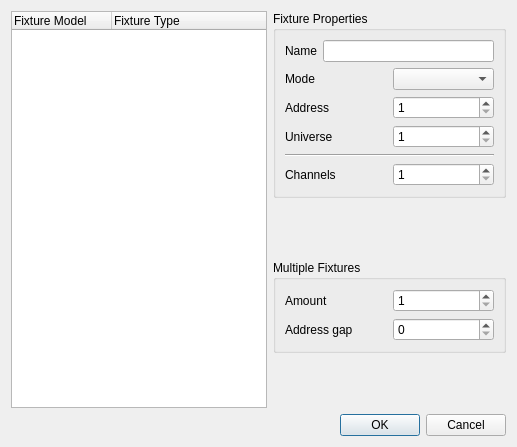
The window that branches/qt4/main/src/addfixture.ui (Bondzio/qlc) describes before a commit, drawn with Qt 5.
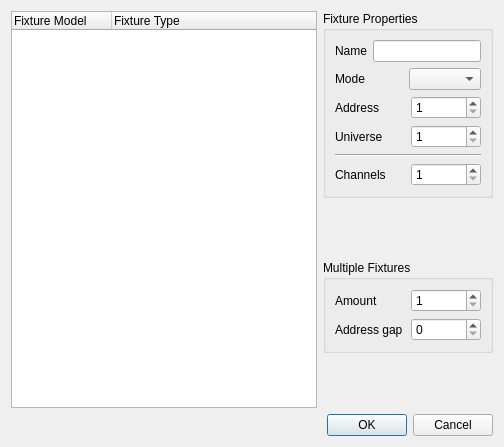
The same window after the commit.

The edit to the form file:
```diff
--- a/branches/qt4/main/src/addfixture.ui
+++ b/branches/qt4/main/src/addfixture.ui
@@ -5,7 +5,7 @@
    <rect>
     <x>0</x>
     <y>0</y>
-    <width>517</width>
+    <width>504</width>
     <height>447</height>
    </rect>
   </property>
@@ -49,7 +49,7 @@
             <item>
              <widget class="QLineEdit" name="m_nameEdit" >
               <property name="sizePolicy" >
-               <sizepolicy vsizetype="Fixed" hsizetype="Expanding" >
+               <sizepolicy vsizetype="Fixed" hsizetype="Preferred" >
                 <horstretch>0</horstretch>
                 <verstretch>0</verstretch>
                </sizepolicy>
```
